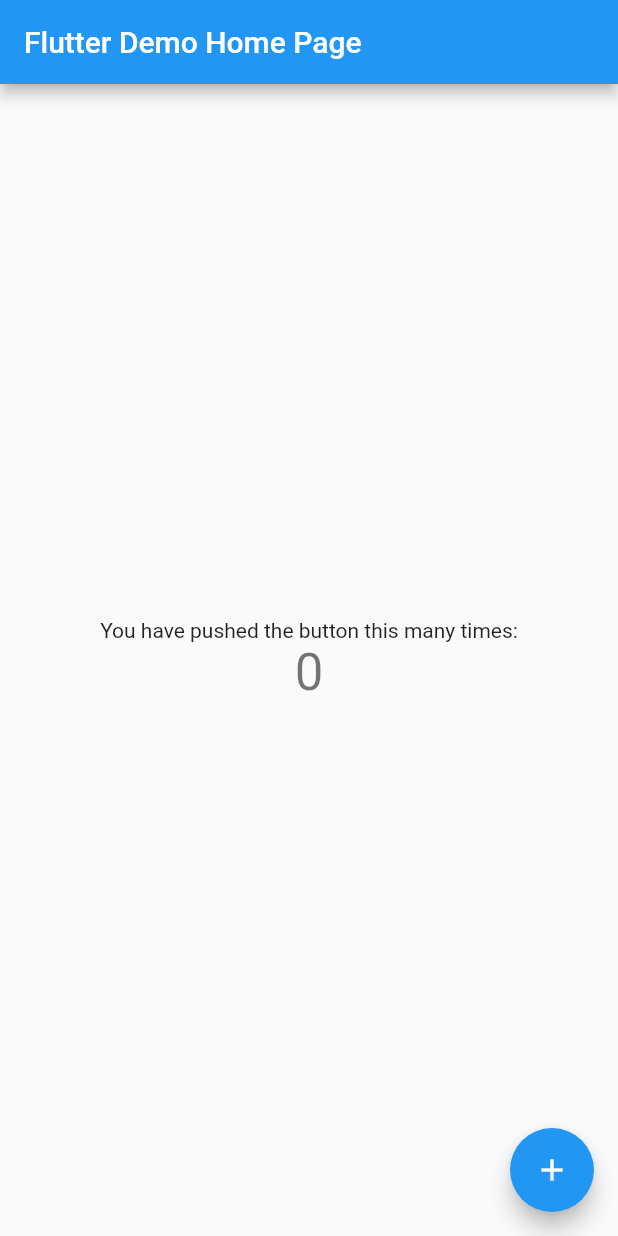
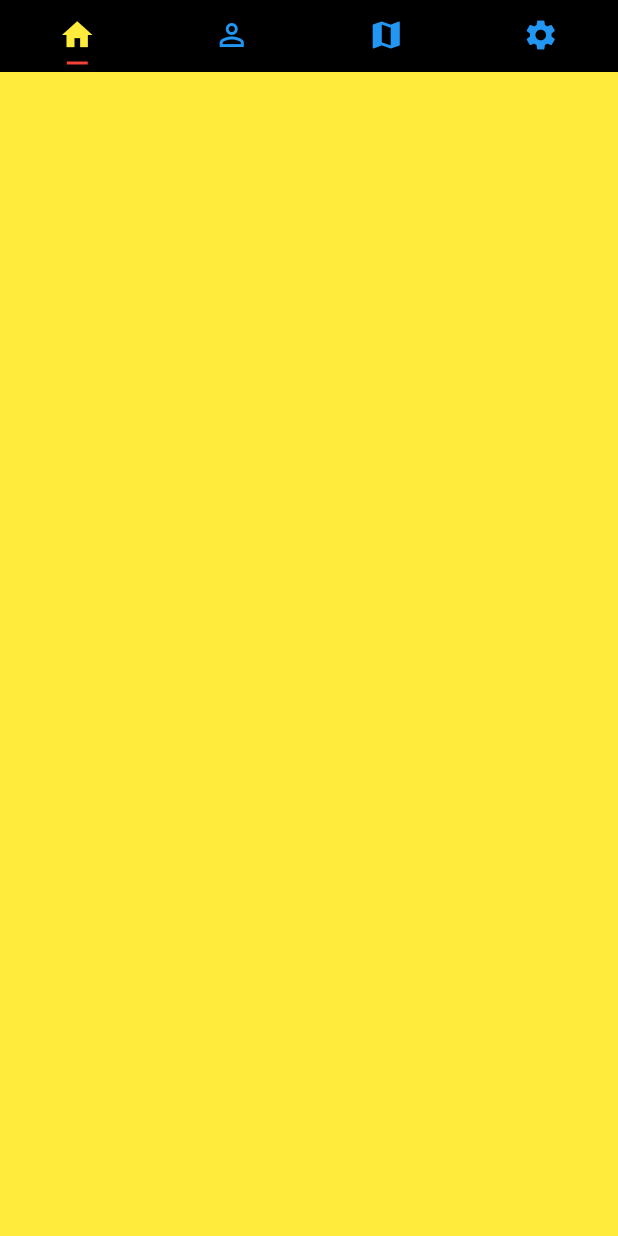
Before and after one commit to PrivilegeMendes/LocatorApp, a Flutter app: the screen it shows after launch, on a phone screen of 412 x 824 dp. Run offline on Flutter 3.47's test engine with Material 2 defaults, Android fonts, the phone set to English and light mode, and no system bars; our stand-ins replace flutter_map, latlong; missing offline and left inert: geocoder.

Commit message:
Get started with flutter #1

```diff
--- a/App/locatorapp/lib/main.dart
+++ b/App/locatorapp/lib/main.dart
@@ -1,4 +1,5 @@
 import 'package:flutter/material.dart';
+import 'UI/mapspage/maps_page.dart';
 
 void main() {
   runApp(MyApp());
@@ -9,109 +10,73 @@ class MyApp extends StatelessWidget {
   @override
   Widget build(BuildContext context) {
     return MaterialApp(
-      title: 'Flutter Demo',
-      theme: ThemeData(
-        // This is the theme of your application.
-        //
-        // Try running your application with "flutter run". You'll see the
-        // application has a blue toolbar. Then, without quitting the app, try
-        // changing the primarySwatch below to Colors.green and then invoke
-        // "hot reload" (press "r" in the console where you ran "flutter run",
-        // or simply save your changes to "hot reload" in a Flutter IDE).
-        // Notice that the counter didn't reset back to zero; the application
-        // is not restarted.
-        primarySwatch: Colors.blue,
-        // This makes the visual density adapt to the platform that you run
-        // the app on. For desktop platforms, the controls will be smaller and
-        // closer together (more dense) than on mobile platforms.
-        visualDensity: VisualDensity.adaptivePlatformDensity,
-      ),
-      home: MyHomePage(title: 'Flutter Demo Home Page'),
+      title: 'Locator 0.0.1',
+      home: MyHomePage(),
     );
   }
 }
 
 class MyHomePage extends StatefulWidget {
   MyHomePage({Key key, this.title}) : super(key: key);
-
-  // This widget is the home page of your application. It is stateful, meaning
-  // that it has a State object (defined below) that contains fields that affect
-  // how it looks.
-
-  // This class is the configuration for the state. It holds the values (in this
-  // case the title) provided by the parent (in this case the App widget) and
-  // used by the build method of the State. Fields in a Widget subclass are
-  // always marked "final".
-
   final String title;
-
   @override
   _MyHomePageState createState() => _MyHomePageState();
 }
 
 class _MyHomePageState extends State<MyHomePage> {
-  int _counter = 0;
-
-  void _incrementCounter() {
-    setState(() {
-      // This call to setState tells the Flutter framework that something has
-      // changed in this State, which causes it to rerun the build method below
-      // so that the display can reflect the updated values. If we changed
-      // _counter without calling setState(), then the build method would not be
-      // called again, and so nothing would appear to happen.
-      _counter++;
-    });
-  }
+  TextStyle style = TextStyle(fontFamily: 'Montserrat', fontSize: 20.0);
 
   @override
   Widget build(BuildContext context) {
-    // This method is rerun every time setState is called, for instance as done
-    // by the _incrementCounter method above.
-    //
-    // The Flutter framework has been optimized to make rerunning build methods
-    // fast, so that you can just rebuild anything that needs updating rather
-    // than having to individually change instances of widgets.
-    return Scaffold(
-      appBar: AppBar(
-        // Here we take the value from the MyHomePage object that was created by
-        // the App.build method, and use it to set our appbar title.
-        title: Text(widget.title),
-      ),
-      body: Center(
-        // Center is a layout widget. It takes a single child and positions it
-        // in the middle of the parent.
-        child: Column(
-          // Column is also a layout widget. It takes a list of children and
-          // arranges them vertically. By default, it sizes itself to fit its
-          // children horizontally, and tries to be as tall as its parent.
-          //
-          // Invoke "debug painting" (press "p" in the console, choose the
-          // "Toggle Debug Paint" action from the Flutter Inspector in Android
-          // Studio, or the "Toggle Debug Paint" command in Visual Studio Code)
-          // to see the wireframe for each widget.
-          //
-          // Column has various properties to control how it sizes itself and
-          // how it positions its children. Here we use mainAxisAlignment to
-          // center the children vertically; the main axis here is the vertical
-          // axis because Columns are vertical (the cross axis would be
-          // horizontal).
-          mainAxisAlignment: MainAxisAlignment.center,
-          children: <Widget>[
-            Text(
-              'You have pushed the button this many times:',
+    return new MaterialApp(
+      color: Colors.yellow,
+      home: SafeArea(
+        child: DefaultTabController(
+          length: 4,
+          child: new Scaffold(
+            body: TabBarView(
+              children: [
+                new Container( // home page
+                  color: Colors.yellow,
+                ),
+                new Container( // devices page
+                  color: Colors.orange,
+                ),
+                new Container( // maps page
+                  color: Colors.lightGreen,
+                  child: MapsPage(),
+                ),
+                new Container( // settings page
+                  color: Colors.red,
+                ),
+              ],
             ),
-            Text(
-              '$_counter',
-              style: Theme.of(context).textTheme.headline4,
+            //bottomNavigationBar: new TabBar(
+            appBar: new TabBar(
+              tabs: [
+                Tab(
+                  icon: new Icon(Icons.home),
+                ),
+                Tab(
+                  icon: new Icon(Icons.perm_identity),
+                ),
+                Tab(
+                  icon: new Icon(Icons.map),
+                ),
+                Tab(
+                  icon: new Icon(Icons.settings),
+                )
+              ],
+              labelColor: Colors.yellow,
+              unselectedLabelColor: Colors.blue,
+              indicatorSize: TabBarIndicatorSize.label,
+              indicatorPadding: EdgeInsets.all(5.0),
+              indicatorColor: Colors.red,
             ),
-          ],
+            backgroundColor: Colors.black,
+          ),
         ),
       ),
-      floatingActionButton: FloatingActionButton(
-        onPressed: _incrementCounter,
-        tooltip: 'Increment',
-        child: Icon(Icons.add),
-      ), // This trailing comma makes auto-formatting nicer for build methods.
     );
   }
 }
```
Also changed, not shown: App/locatorapp/lib/UI/mapspage/maps_page.dart (added, +88 -0 lines), App/locatorapp/lib/models/global.dart (added, +77 -0 lines), App/locatorapp/pubspec.yaml (+4 -8 lines), App/locatorapp/assets/logo.png (added), App/locatorapp/fonts/Montserrat-Regular.ttf (added), App/locatorapp/pubspec.lock, 1 other file.
